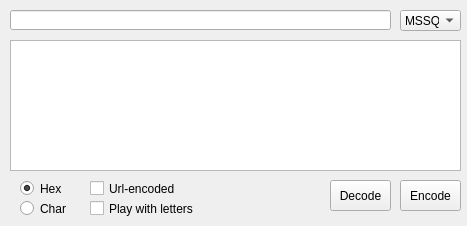
kaeso/enema, file gui/main/encoder_form.ui: the form before one commit.
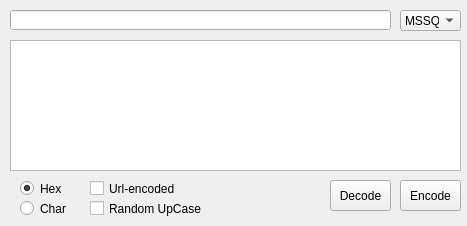
The form after the commit.

The edit to the form file:
```diff
--- a/gui/main/encoder_form.ui
+++ b/gui/main/encoder_form.ui
@@ -153,7 +153,7 @@
     </rect>
    </property>
    <property name="text">
-    <string>Play with letters</string>
+    <string>Random UpCase</string>
    </property>
    <property name="checked">
     <bool>false</bool>
```
